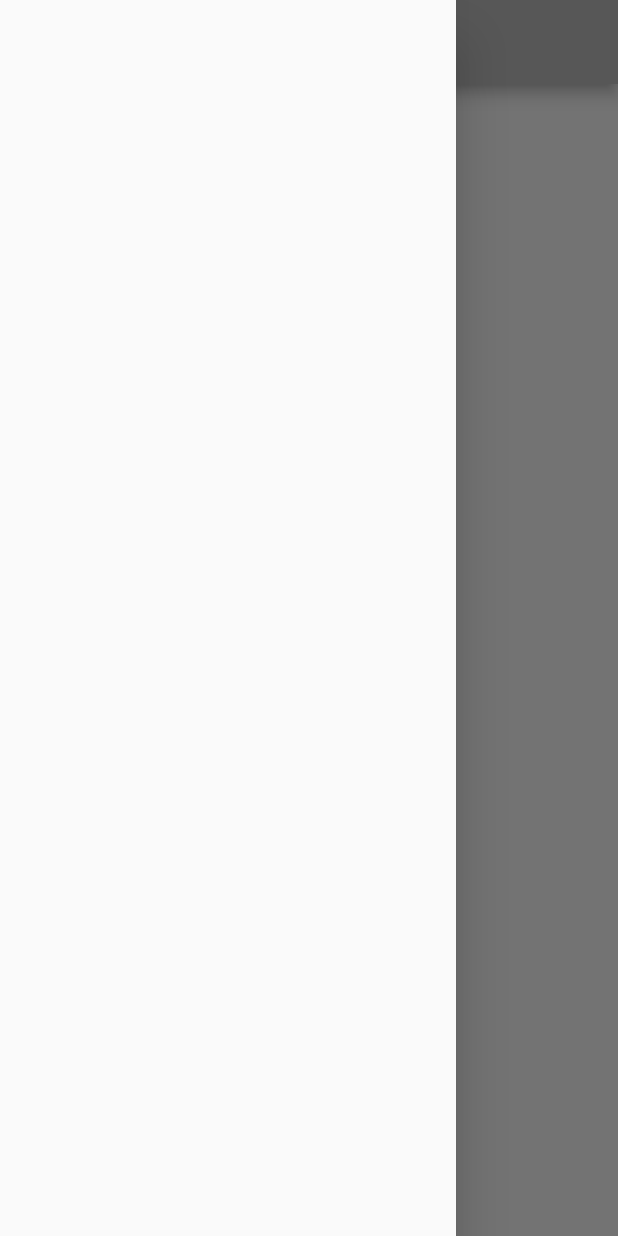
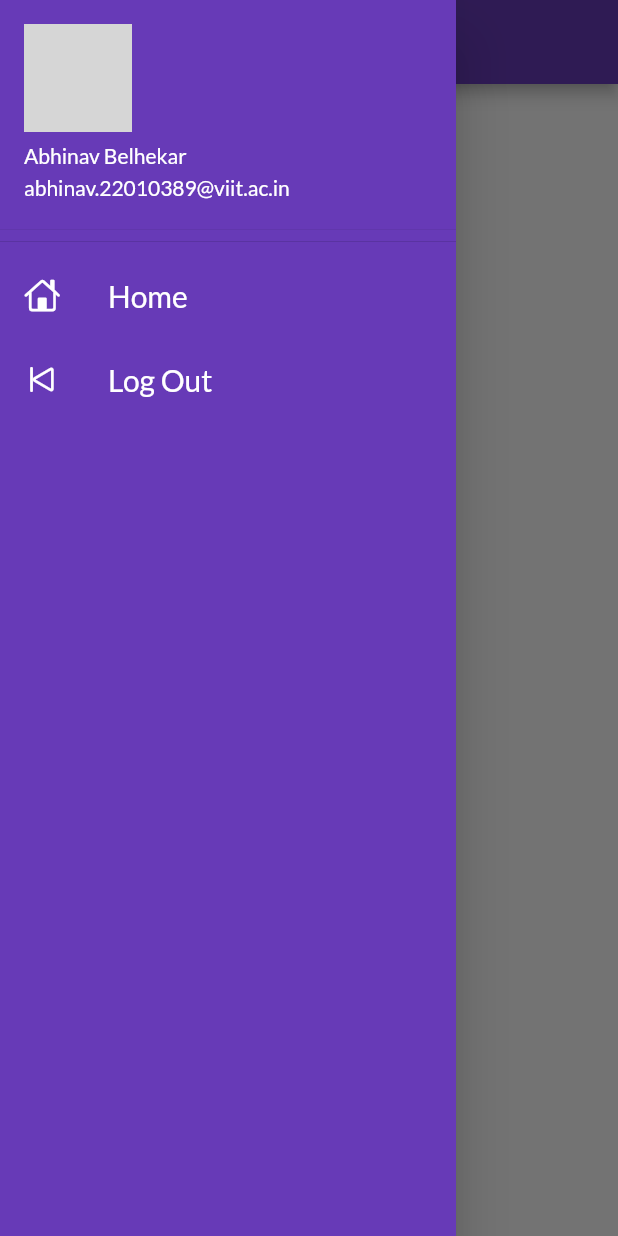
Before and after one commit to CoderAbhinav/flutter_learning, a Flutter app: the Home screen opened by its route, with the side drawer open, on a phone screen of 412 x 824 dp. Run offline on Flutter 3.47's test engine with Material 2 defaults, Android fonts, the phone set to English and light mode, and no system bars; our stand-ins replace google_fonts; network calls fail; grey boxes are pictures that could not be loaded.

Commit message:
Done for today

```diff
--- a/mtechviral/lib/main.dart
+++ b/mtechviral/lib/main.dart
@@ -2,6 +2,7 @@ import 'package:flutter/material.dart';
 import 'package:mtechviral/pages/home.dart';
 import 'package:mtechviral/pages/loginPage.dart';
 import 'package:google_fonts/google_fonts.dart';
+import 'package:mtechviral/utils/routes.dart';
 
 void main() {
   runApp(MyApp());
@@ -19,11 +20,12 @@ class MyApp extends StatelessWidget {
         primarySwatch: Colors.deepPurple,
         fontFamily: GoogleFonts.lato().fontFamily,
       ),
+      initialRoute: MyRoutes.homeRoute,
       routes: {
-        "/": (context) => LoginPage(),
+        MyRoutes.de: (context) => LoginPage(),
         // "/": (context) => Home(),
-        "/home": (context) => Home(),
-        "/login": (context) => LoginPage(),
+        MyRoutes.homeRoute: (context) => Home(),
+        MyRoutes.login: (context) => LoginPage(),
       },
     );
   }
--- a/mtechviral/lib/pages/home.dart
+++ b/mtechviral/lib/pages/home.dart
@@ -1,4 +1,5 @@
 import 'package:flutter/material.dart';
+import 'package:mtechviral/widgets/drawer.dart';
 
 class Home extends StatelessWidget {
   const Home({Key? key}) : super(key: key);
@@ -7,11 +8,11 @@ class Home extends StatelessWidget {
   Widget build(BuildContext context) {
     return Scaffold(
       appBar: AppBar(
-        backgroundColor: Colors.grey[400],
+        backgroundColor: Colors.deepPurple,
         title: Text("Catologue"),
         centerTitle: true,
       ),
-      drawer: Drawer(),
+      drawer: MyDrawer(),
       body: Column(
         children: <Widget>[],
       ),
--- a/mtechviral/lib/utils/routes.dart
+++ b/mtechviral/lib/utils/routes.dart
@@ -1,4 +1,5 @@
 class MyRoutes {
   static String homeRoute = "/home";
   static String login = "/login_page";
+  static String de = "/";
 }
--- /dev/null
+++ b/mtechviral/lib/widgets/drawer.dart
@@ -0,0 +1,52 @@
+import 'package:flutter/cupertino.dart';
+import 'package:flutter/material.dart';
+import 'package:mtechviral/utils/routes.dart';
+
+class MyDrawer extends StatelessWidget {
+  const MyDrawer({Key? key}) : super(key: key);
+
+  @override
+  Widget build(BuildContext context) {
+    final String imgURL =
+        "https://media-exp3.licdn.com/dms/image/C5603AQFUSMy4sOYlBA/profile-displayphoto-shrink_200_200/0/1622083061449?e=1629936000&v=beta&t=H6hxv26O4SXgU02EPBISoQMxcG9P3kw1CyiCcxXxkB4";
+
+    return Drawer(
+        child: Container(
+      color: Colors.deepPurple,
+      child: ListView(
+        padding: EdgeInsets.zero,
+        children: [
+          DrawerHeader(
+              padding: EdgeInsets.zero,
+              child: UserAccountsDrawerHeader(
+                accountName: Text("Abhinav Belhekar"),
+                accountEmail: Text("abhinav.22010389@viit.ac.in"),
+                currentAccountPicture: CircleAvatar(
+                  backgroundImage: NetworkImage(imgURL),
+                ),
+              )),
+          ListTile(
+            leading: Icon(
+              CupertinoIcons.home,
+              color: Colors.white,
+            ),
+            title: Text(
+              "Home",
+              style: TextStyle(color: Colors.white, fontSize: 20),
+            ),
+          ),
+          ListTile(
+            leading: Icon(
+              CupertinoIcons.backward_end,
+              color: Colors.white,
+            ),
+            title: Text(
+              "Log Out",
+              style: TextStyle(color: Colors.white, fontSize: 20),
+            ),
+          )
+        ],
+      ),
+    ));
+  }
+}
```
